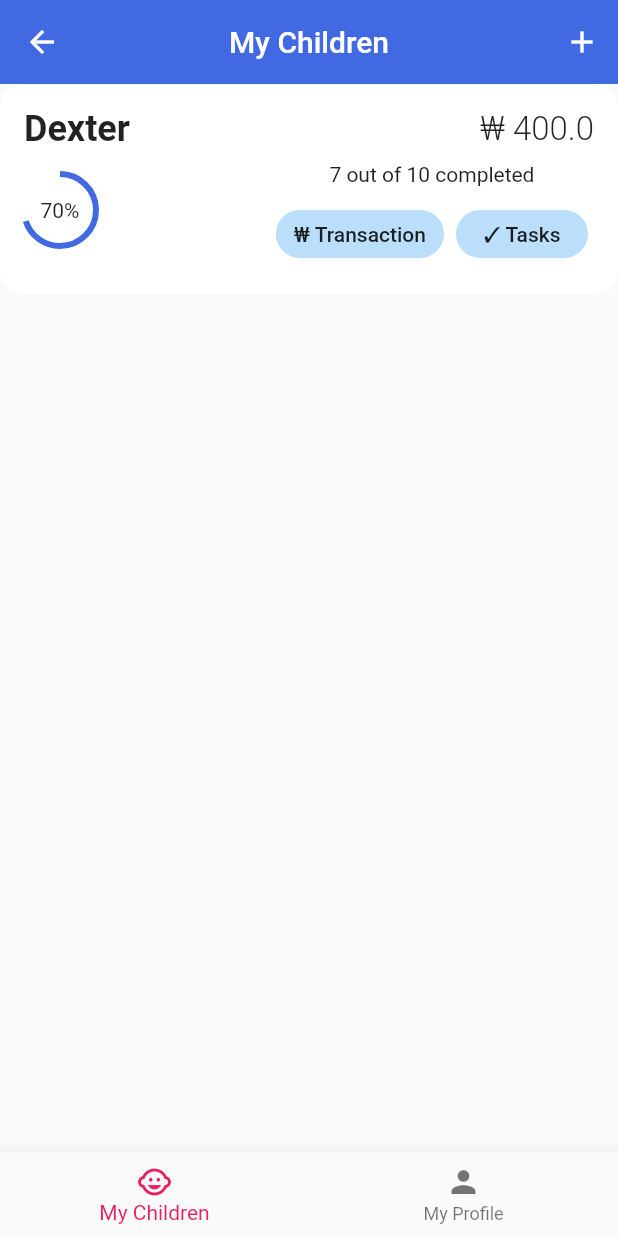
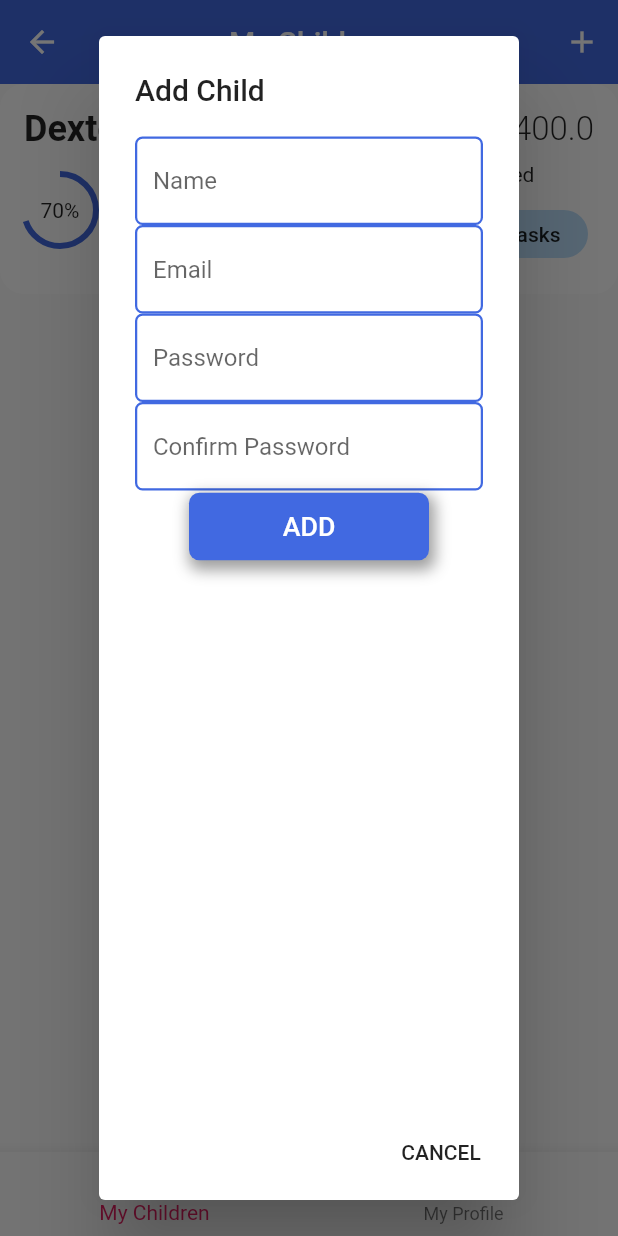
Before and after one commit to insertmike/andromeda-finance-paysafe, a Flutter app: the LoggedParentScreen screen opened by its route, after a tap on the "add" icon, on a phone screen of 412 x 824 dp. Run offline on Flutter 3.47's test engine with Material 2 defaults, Android fonts, the phone set to English and light mode, and no system bars; Roboto replaces fonts that are missing (OpenSans).

Commit message:
Refactored by introducing inputDecoration theme

```diff
--- a/frontend/lib/screens/logged_parent_screen.dart
+++ b/frontend/lib/screens/logged_parent_screen.dart
@@ -1,6 +1,9 @@
 import 'package:flutter/material.dart';
 import 'package:kidromeda/screens/my_children_page.dart';
 import 'package:kidromeda/screens/my_profile_page.dart';
+import 'package:kidromeda/widgets/default_btn.dart';
+import '../widgets/add_child_dialog.dart';
+import '../widgets/custom_snackbar.dart';
 
 class LoggedParentScreen extends StatefulWidget {
   static const routeName = '/logged_home';
@@ -28,11 +31,16 @@ class _LoggedHomeScreenState extends State<LoggedParentScreen> {
   static List<Widget Function(BuildContext)> _appBarActions = [
     (BuildContext context) {
       return IconButton(
-          icon: Icon(Icons.add),
-          onPressed: () => Navigator.pushReplacementNamed(
-                context,
-                '/add_child',
-      ));
+        icon: Icon(Icons.add),
+        onPressed: () => showAddChildDialog(context).then(
+          (val) => {
+            if (val == true)
+              {CustomSnackbar.buildSuccessSnackBar(context, 'Success')}
+            else
+              {CustomSnackbar.buildSuccessSnackBar(context, 'Failed')}
+          },
+        ),
+      );
     },
     (BuildContext context) {
       return IconButton(
@@ -40,7 +48,7 @@ class _LoggedHomeScreenState extends State<LoggedParentScreen> {
           onPressed: () => Navigator.pushReplacementNamed(
                 context,
                 '/',
-      ));
+              ));
     },
   ];
 
--- a/frontend/lib/theme.dart
+++ b/frontend/lib/theme.dart
@@ -1,5 +1,25 @@
 import 'package:flutter/material.dart';
 import './config.dart';
+
+InputDecoration customInputDecoration = InputDecoration(
+  border: new OutlineInputBorder(
+      borderRadius: const BorderRadius.all(
+    const Radius.circular(0.0),
+  )),
+  focusedBorder: OutlineInputBorder(
+    borderRadius: BorderRadius.circular(0.0),
+    borderSide: BorderSide(
+      color: accentColorConfig,
+    ),
+  ),
+  enabledBorder: OutlineInputBorder(
+    borderRadius: BorderRadius.circular(5.0),
+    borderSide: BorderSide(
+      color: primaryColorConfig,
+      width: 1.5,
+    ),
+  ),
+);
 
 class AppTheme {
   static final _themeBase = ThemeData(
--- /dev/null
+++ b/frontend/lib/widgets/add_child_dialog.dart
@@ -0,0 +1,56 @@
+import 'package:flutter/material.dart';
+import '../widgets/default_btn.dart';
+import '../theme.dart';
+
+Future showAddChildDialog(BuildContext context) async {
+  await showDialog<Null>(
+      context: context,
+      barrierDismissible: false,
+      builder: (BuildContext context) {
+        return new AddKidDialog();
+      });
+}
+
+class AddKidDialog extends StatelessWidget {
+  const AddKidDialog({
+    Key key,
+  }) : super(key: key);
+
+  @override
+  Widget build(BuildContext context) {
+    return Container(
+      child: new AlertDialog(
+        title: new Text('Add Child'),
+        content: Column(
+          children: <Widget>[
+            new TextField(
+              decoration: customInputDecoration.copyWith(hintText: 'Name'),
+            ),
+            new TextField(
+              decoration: customInputDecoration.copyWith(hintText: 'Email'),
+            ),
+            new TextField(
+              decoration: customInputDecoration.copyWith(hintText: 'Password'),
+            ),
+            new TextField(
+              decoration:
+                  customInputDecoration.copyWith(hintText: 'Confirm Password'),
+            ),
+            new FlatButton(
+              child: defaultBtn(context, 'ADD'),
+              onPressed: () => {Navigator.of(context).pop()},
+            )
+          ],
+        ),
+        actions: <Widget>[
+          new FlatButton(
+            child: new Text('CANCEL'),
+            onPressed: () {
+              Navigator.of(context).pop();
+            },
+          ),
+        ],
+      ),
+    );
+  }
+}
--- a/frontend/pubspec.yaml
+++ b/frontend/pubspec.yaml
@@ -24,6 +24,7 @@ dependencies:
   flutter:
     sdk: flutter
   http: ^0.12.2
+  provider: ^4.3.2+2
 
   # The following adds the Cupertino Icons font to your application.
   # Use with the CupertinoIcons class for iOS style icons.
```
Also changed, not shown: frontend/lib/widgets/login_form.dart (+3 -36 lines).
